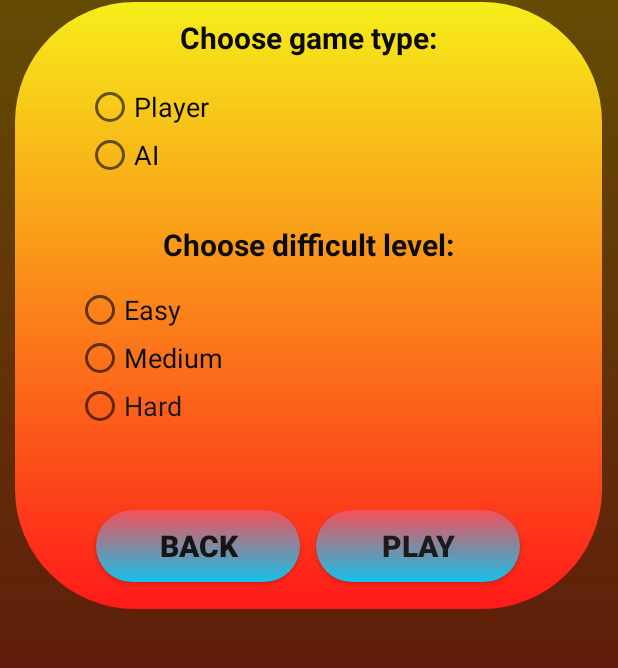
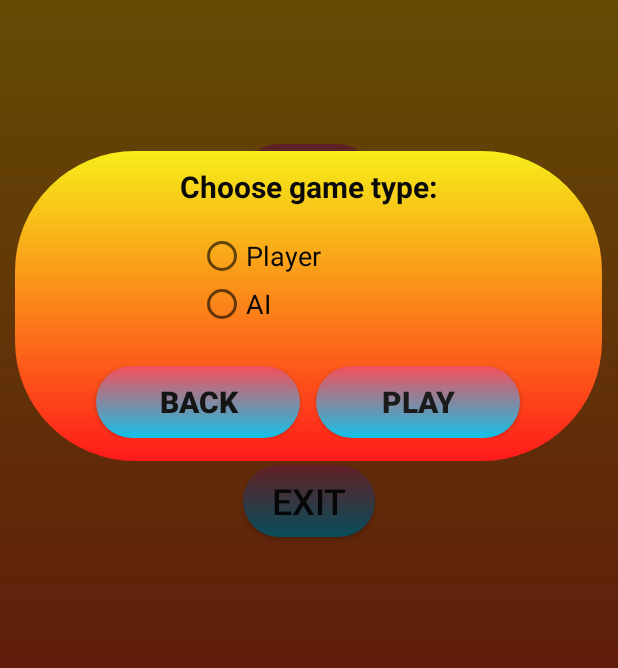
Before and after one commit to rysiek98/Tic-Tac-Toe, an Android app: the screen it shows after launch (MainActivity), after a tap on "PLAY", on a phone screen of 412 x 824 dp, the part 312-980 px from its top. Run offline under Robolectric (Android 15) with nearby library versions, the phone set to English and light mode, and no system bars.

Commit message:
Change start game dialog

```diff
--- a/XorO/app/src/main/java/com/example/xoro/Game.kt
+++ b/XorO/app/src/main/java/com/example/xoro/Game.kt
@@ -1,33 +1,18 @@
 package com.example.xoro
-import android.content.Intent
 import android.media.MediaPlayer
 import androidx.appcompat.app.AppCompatActivity
 import android.os.Bundle
 import android.view.View
 import android.widget.Button
-import android.widget.Toast
 import kotlinx.android.synthetic.main.activity_game.*
 
 
-class Game() : AppCompatActivity(){
+class Game : AppCompatActivity(){
 
     override fun onCreate(savedInstanceState: Bundle?) {
         super.onCreate(savedInstanceState)
         setContentView(R.layout.activity_game)
 
-        var bundle :Bundle ?=intent.extras
-        var gameType = bundle!!.getString("ID_gameType")
-       // var difficultLevel = bundle!!.getString("ID_difficult")
-        var playervsPlayer: Boolean
-        if(gameType == "Player"){
-         playervsPlayer = true
-        }else{
-            playervsPlayer = false
-        }
-        var mediaPlayer: MediaPlayer? = MediaPlayer.create(this, R.raw.music)
-        if (mediaPlayer != null) {
-            mediaPlayer.start()
-        }
         //Full screen
         window.decorView.systemUiVisibility = (View.SYSTEM_UI_FLAG_IMMERSIVE
                 // Set the content to appear under the system bars so that the
@@ -38,6 +23,17 @@ class Game() : AppCompatActivity(){
                 // Hide the nav bar and status bar
                 or View.SYSTEM_UI_FLAG_HIDE_NAVIGATION
                 or View.SYSTEM_UI_FLAG_FULLSCREEN)
+
+        var bundle :Bundle ?=intent.extras
+        var gameType = bundle!!.getString("ID_gameType")
+        var playervsPlayer: Boolean
+        if(gameType == "Player"){
+         playervsPlayer = true
+        }else{
+            playervsPlayer = false
+        }
+        val mediaPlayer: MediaPlayer? = MediaPlayer.create(this, R.raw.music)
+        mediaPlayer?.start()
 
         var player = Player.X
         val gameBoard = arrayListOf<Field>()
@@ -156,7 +152,6 @@ class Game() : AppCompatActivity(){
                 player = Player.X
                 moves = 0
                 reset(showPlayer ,winner,buttons)
-
             }
 
     }
--- a/XorO/app/src/main/java/com/example/xoro/MainActivity.kt
+++ b/XorO/app/src/main/java/com/example/xoro/MainActivity.kt
@@ -39,17 +39,14 @@ class MainActivity : AppCompatActivity() {
                 mAlert.window?.setBackgroundDrawable(ColorDrawable(android.graphics.Color.TRANSPARENT))
                 dialogView.rgAIvsPlayer.setOnCheckedChangeListener { group, checkedId ->
                         val gameTypeData: RadioButton = dialogView.findViewById(checkedId)
-                    dialogView.rgDifficlutlevel.setOnCheckedChangeListener { group, checkedId ->
-                                val rbdifficultLevel: RadioButton = dialogView.findViewById(checkedId)
                         dialogView.btPlay.setOnClickListener {
                                 var startGame: Intent = Intent(applicationContext,Game::class.java)
                                  startGame.putExtra("ID_gameType", gameTypeData.text)
-                                     startGame.putExtra("ID_difficult", rbdifficultLevel.text)
                                 startActivity(startGame)
                                 mAlert.dismiss()
                             }
                         }
-                }
+
                 dialogView.btBack.setOnClickListener {
                     mAlert.dismiss()
                     fullScreen()
--- a/XorO/app/src/main/res/layout/start_dialog.xml
+++ b/XorO/app/src/main/res/layout/start_dialog.xml
@@ -26,71 +26,32 @@
 
     <RadioGroup
         android:id="@+id/rgAIvsPlayer"
-        android:layout_width="296dp"
+        android:layout_width="327dp"
         android:layout_height="wrap_content">
 
         <RadioButton
             android:id="@+id/rbPlayer"
-            android:layout_width="match_parent"
+            android:layout_width="233dp"
             android:layout_height="wrap_content"
+            android:layout_marginLeft="90dp"
             android:text="Player"
             android:textColor="#090909"
             android:textSize="18sp" />
 
         <RadioButton
             android:id="@+id/rbAI"
-            android:layout_width="match_parent"
+            android:layout_width="234dp"
             android:layout_height="wrap_content"
+            android:layout_marginLeft="90dp"
             android:text="AI"
             android:textColor="#070707"
-            android:textSize="18sp" />
-
-    </RadioGroup>
-
-    <TextView
-        android:id="@+id/tviewChooseDifficlut"
-        android:layout_width="match_parent"
-        android:layout_height="41dp"
-        android:layout_marginTop="30dp"
-        android:text="Choose difficult level:"
-        android:textAlignment="center"
-        android:textColor="#0B0A0A"
-        android:textSize="20sp"
-        android:textStyle="bold" />
-
-    <RadioGroup
-        android:id="@+id/rgDifficlutlevel"
-        android:layout_width="310dp"
-        android:layout_height="205dp">
-
-        <RadioButton
-            android:id="@+id/rbEasy"
-            android:layout_width="match_parent"
-            android:layout_height="wrap_content"
-            android:text="Easy"
-            android:textColor="#121111"
-            android:textSize="18sp" />
-
-        <RadioButton
-            android:id="@+id/rbMedium"
-            android:layout_width="match_parent"
-            android:layout_height="wrap_content"
-            android:text="Medium"
-            android:textColor="#0C0C0C"
-            android:textSize="18sp" />
-
-        <RadioButton
-            android:id="@+id/rbHard"
-            android:layout_width="match_parent"
-            android:layout_height="wrap_content"
-            android:text="Hard"
-            android:textColor="#1B1919"
             android:textSize="18sp" />
 
         <LinearLayout
             android:layout_width="match_parent"
             android:layout_height="match_parent"
-            android:layout_marginTop="45dp"
+            android:layout_marginTop="25dp"
+            android:layout_marginBottom="5dp"
             android:gravity="center"
             android:orientation="horizontal">
 
@@ -116,6 +77,7 @@
                 android:textSize="20sp"
                 android:textStyle="bold" />
         </LinearLayout>
+
     </RadioGroup>
 
 </LinearLayout>
```
Lines whose indentation alone changed are shown as unchanged.
